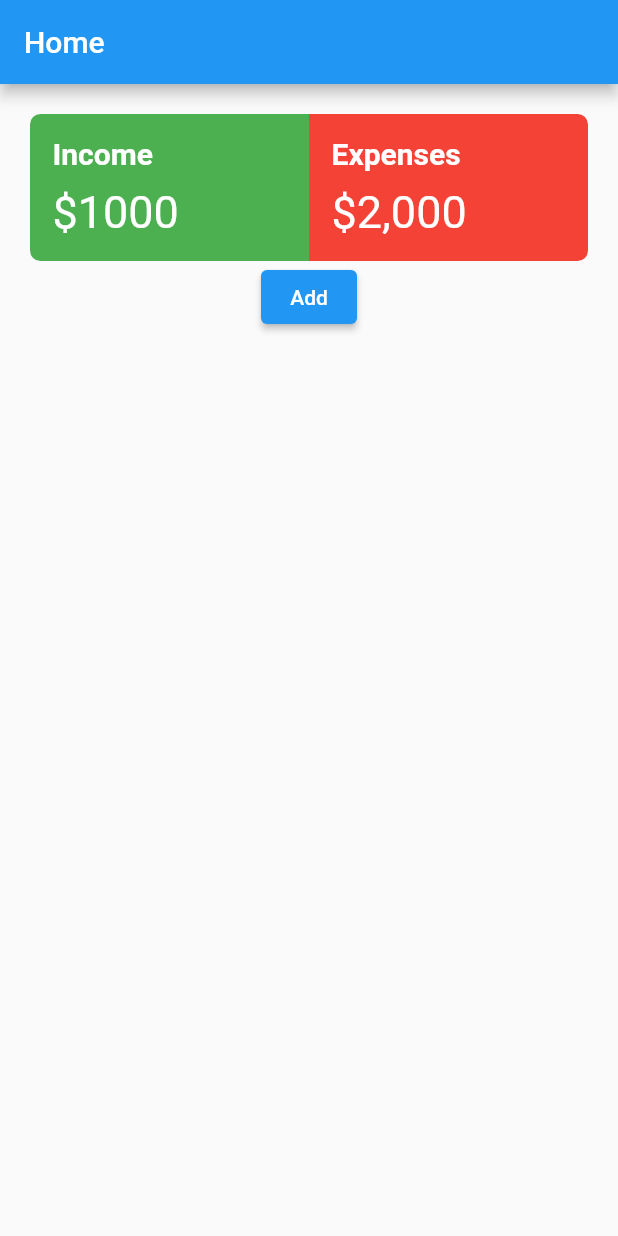
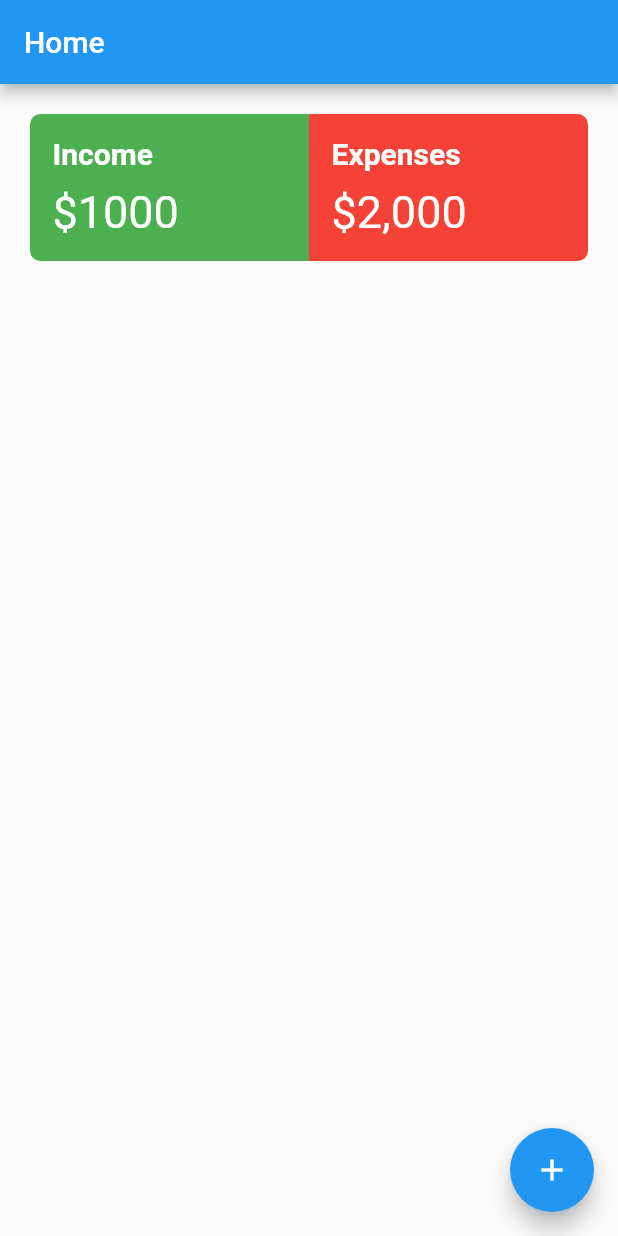
Before and after one commit to Lucasmercado101/flutter-finance-app, a Flutter app: the screen it shows after launch, on a phone screen of 412 x 824 dp. Run offline on Flutter 3.47's test engine with Material 2 defaults, Android fonts, the phone set to English and light mode, and no system bars.

Commit message:
replaced add button with a FAB

```diff
--- a/lib/pages/home.dart
+++ b/lib/pages/home.dart
@@ -11,6 +11,12 @@ class _HomePageState extends State<HomePage> {
   @override
   Widget build(BuildContext context) {
     return Scaffold(
+      floatingActionButton: FloatingActionButton(
+        child: Icon(Icons.add),
+        onPressed: () {
+          Navigator.pushNamed(context, "/add");
+        },
+      ),
       body: Column(children: [
         AppBar(
           title: Text("Home"),
@@ -85,12 +91,6 @@ class _HomePageState extends State<HomePage> {
                   ),
                 ],
               ),
-              ElevatedButton(
-                child: Text("Add"),
-                onPressed: () {
-                  Navigator.pushNamed(context, "/add");
-                },
-              ),
             ],
           ),
         ),
```
